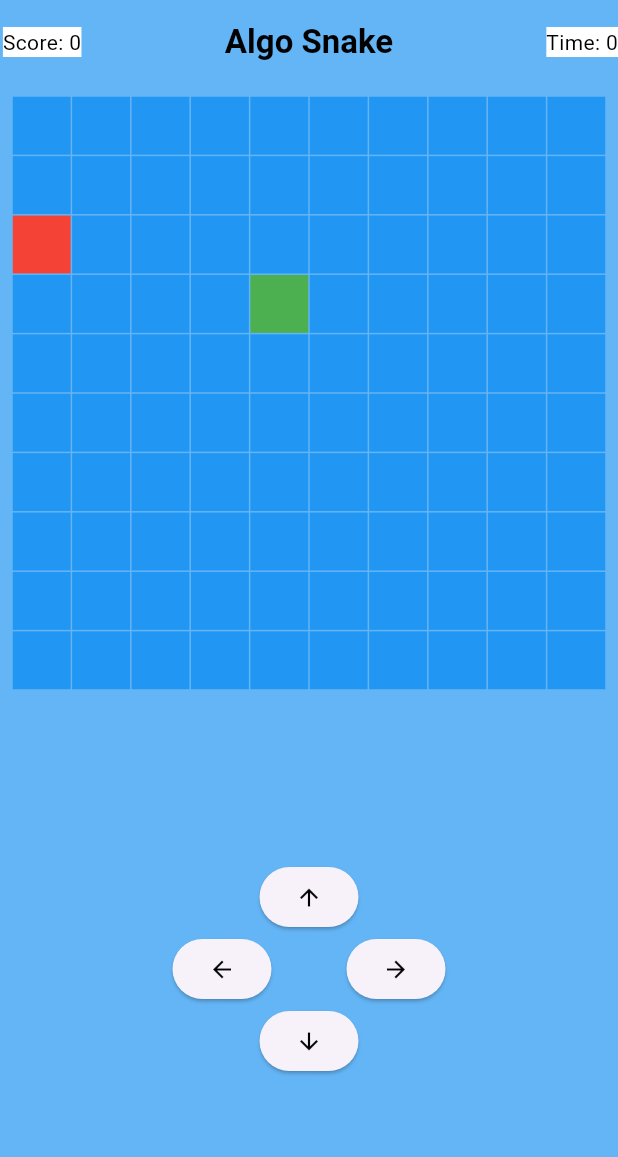
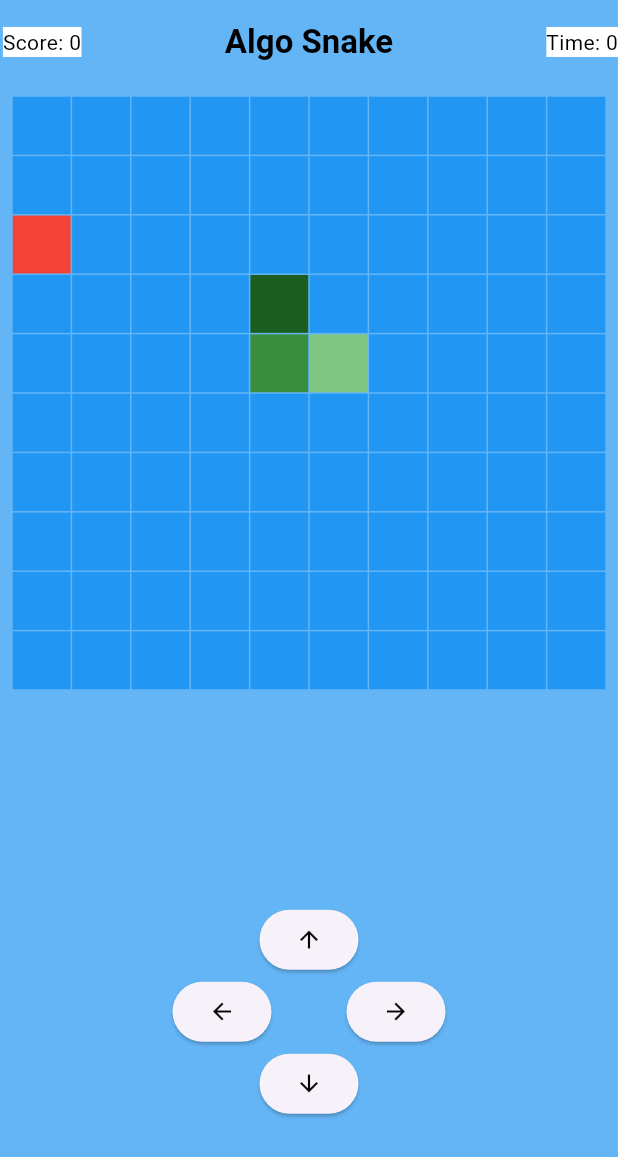
Before and after one commit to MathiasGagnepain/snake-flutter, a Flutter app: the screen it shows after launch, after a tap on the "arrow upward" icon, on a phone screen of 412 x 824 dp. Shown: the top 1157 px of the screen. Run offline on Flutter 3.47's test engine with Material 3 defaults, Android fonts, the phone set to English and light mode, and no system bars.

Commit message:
adding score + snake growing + gameover

```diff
--- a/src/snake/lib/main.dart
+++ b/src/snake/lib/main.dart
@@ -19,8 +19,17 @@ class MainApp extends StatefulWidget {
 class _MainAppState extends State<MainApp> {
   late int fruitPos;
   late var snake;
+  int score = 0;
 
-  int snakePos = 44;
+  bool gamemover = false;
+
+  void reset(){
+    snake = Snake();
+    fruitPos = Random().nextInt(100);
+    score = 0;
+
+    gamemover = false;
+  }
 
   Widget gameGrid(Snake snake) {
     return GridView.builder(
@@ -42,15 +51,25 @@ class _MainAppState extends State<MainApp> {
     );
   }
 
-  MaterialColor getTileColor(int tilePos, Snake snake) {
+  Color? getTileColor(int tilePos, Snake snake) {
     if (snake.getpos() == fruitPos && snake.getpos() == tilePos) {
         fruitPos = Random().nextInt(100);
+        snake.bodyPos.insert(snake.bodyPos.length, snake.bodyPos[snake.bodyPos.length - 1]);
+        score += 10;
       return Colors.green;
+    }
+    if (snake.bodyPos.contains(snake.getpos()) || snake.x < 0 || snake.x > 9 || snake.y < 0 || snake.y > 9){
+      gamemover = true;
+      return Colors.amber;
     }
     else if (fruitPos == tilePos) {
       return Colors.red;
     } else if (snake.getpos() == tilePos) {
-      return Colors.green;
+      return Colors.green[900];
+    } else if (snake.bodyPos[snake.bodyPos.length - 1] == tilePos) {
+      return Colors.green[300];
+    } else if (snake.bodyPos.contains(tilePos) && snake.bodyPos[snake.bodyPos.length - 1] != tilePos) {
+      return Colors.green[700];
     } else {
       return Colors.blue;
     }
@@ -67,9 +86,13 @@ class _MainAppState extends State<MainApp> {
               children: [
                 ElevatedButton(
                   onPressed: () {
+                    if (gamemover) {
+                      reset();
+                    } else {
                       setState(() {
-                      snake.updateY(-1);
+                        snake.move("up");
                       });
+                    }
                   },
                   child: const Icon(
                     Icons.arrow_upward,
@@ -84,9 +107,13 @@ class _MainAppState extends State<MainApp> {
               children: [
                 ElevatedButton(
                   onPressed: () {
+                    if (gamemover) {
+                      reset();
+                    } else {
                       setState(() {
-                      snake.updateX(-1);
+                        snake.move("left");
                       });
+                    }
                   },
                   child: const Icon(
                     Icons.arrow_back,
@@ -96,9 +123,13 @@ class _MainAppState extends State<MainApp> {
                 SizedBox(width: 50),
                 ElevatedButton(
                   onPressed: () {
+                    if (gamemover) {
+                      reset();
+                    } else {
                       setState(() {
-                      snake.updateX(1);
+                        snake.move("right");
                       });
+                    }
                   },
                   child: const Icon(
                     Icons.arrow_forward,
@@ -113,9 +144,13 @@ class _MainAppState extends State<MainApp> {
               children: [
                 ElevatedButton(
                   onPressed: () {
+                    if (gamemover) {
+                      reset();
+                    } else {
                       setState(() {
-                      snake.updateY(1);
+                        snake.move("down");
                       });
+                    }
                   },
                   child: const Icon(
                     Icons.arrow_downward,
@@ -146,10 +181,10 @@ class _MainAppState extends State<MainApp> {
           backgroundColor: Colors.blue[300],
           appBar: AppBar(
             backgroundColor: Colors.blue[300],
-            leading: const Center(
+            leading: Center(
                 child: Text(
-                  'Score: 0',
-                  style: TextStyle(
+                  'Score: ${score.toString()}',
+                  style: const TextStyle(
                     backgroundColor: Colors.white,
                     color: Colors.black,
                   )
@@ -181,6 +216,14 @@ class _MainAppState extends State<MainApp> {
                   child: Column(
                     mainAxisAlignment: MainAxisAlignment.center,
                     children: [
+                      Text(
+                        gamemover ? "Game Over!" : "",
+                        style: const TextStyle(
+                          color: Colors.red,
+                          fontSize: 40,
+                          fontWeight: FontWeight.bold
+                        ),
+                      ),
                       gameControls(snake),
                     ]
                   )
--- a/src/snake/lib/snake.dart
+++ b/src/snake/lib/snake.dart
@@ -2,8 +2,22 @@ class Snake {
   int x = 4;
   int y = 4;
 
-  void move(int newPos) {
+  var bodyPos = [45, 55];
 
+  void move(String direction) {
+
+    bodyPos.insert(0, getpos());
+    bodyPos.removeLast();
+
+    if (direction == "up") {
+      updateY(-1);
+    } else if (direction == "down") {
+      updateY(1);
+    } else if (direction == "left") {
+      updateX(-1);
+    } else if (direction == "right") {
+      updateX(1);
+    }
   }
 
   void updateX(int modifier) {
```
Lines whose indentation alone changed are shown as unchanged.
